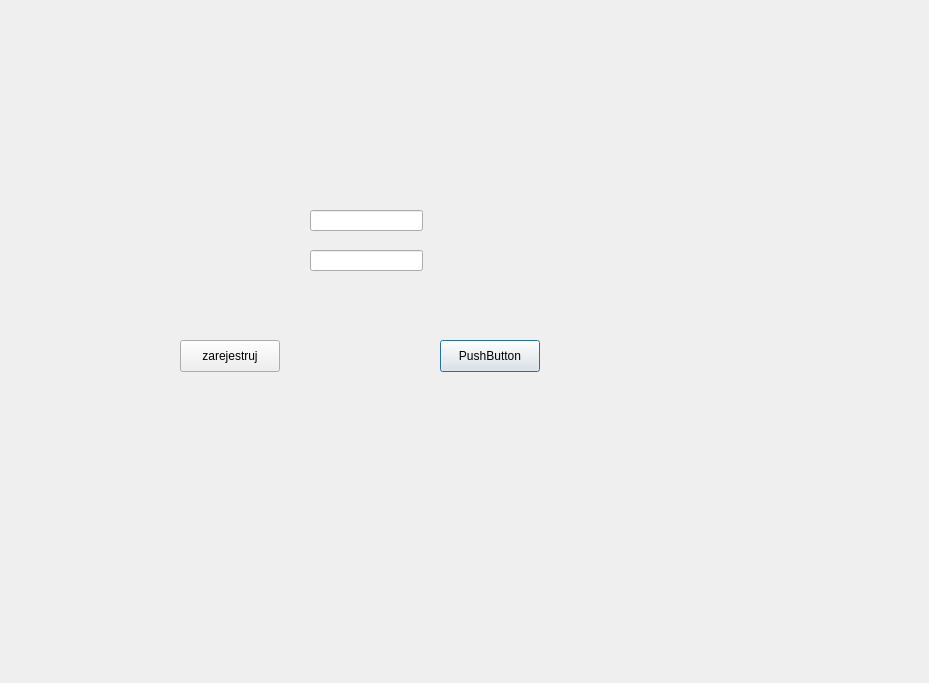
This is PlanMaster/logindialog.ui in nkarolczyk/PlanMaster as Qt 5 draws it before an edit. The edited form follows.
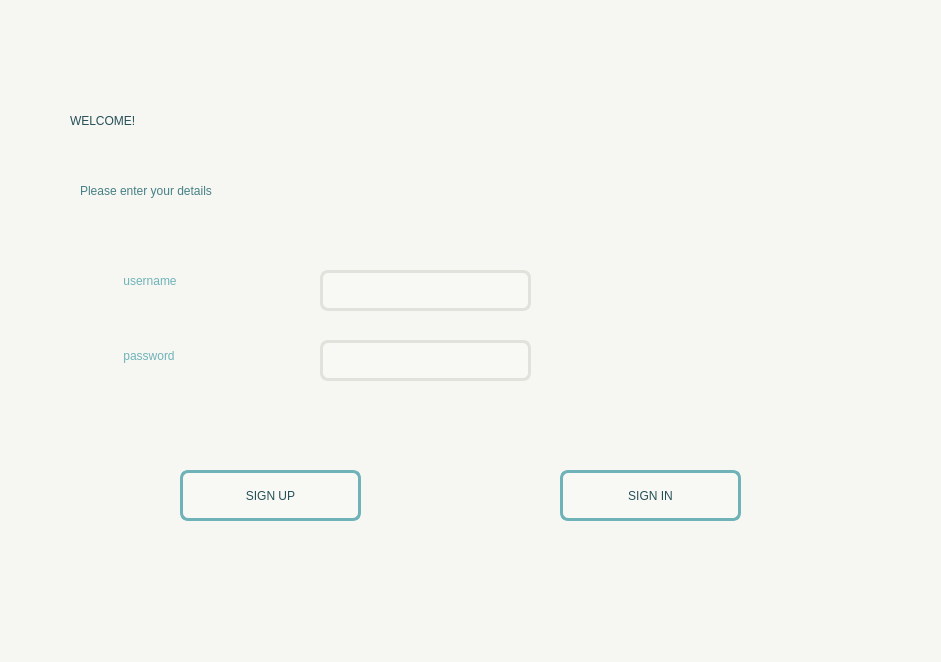
This is the edited form.

Commit message: gui juz ze stylami podgladowe i naprawione wszystkie błedy z main

The edit to the form file:
```diff
--- a/PlanMaster/logindialog.ui
+++ b/PlanMaster/logindialog.ui
@@ -6,57 +6,160 @@
    <rect>
     <x>0</x>
     <y>0</y>
-    <width>929</width>
-    <height>683</height>
+    <width>941</width>
+    <height>662</height>
    </rect>
   </property>
   <property name="windowTitle">
    <string>Dialog</string>
   </property>
-  <widget class="QLineEdit" name="usernameLineEdit">
-   <property name="geometry">
-    <rect>
-     <x>310</x>
-     <y>210</y>
-     <width>113</width>
-     <height>21</height>
-    </rect>
-   </property>
-  </widget>
-  <widget class="QLineEdit" name="passwordLineEdit">
-   <property name="geometry">
-    <rect>
-     <x>310</x>
-     <y>250</y>
-     <width>113</width>
-     <height>21</height>
-    </rect>
-   </property>
-  </widget>
+  <property name="styleSheet">
+   <string notr="true">background-color: #f6f6f2;</string>
+  </property>
   <widget class="QPushButton" name="loginButton">
    <property name="geometry">
     <rect>
-     <x>440</x>
-     <y>340</y>
-     <width>100</width>
-     <height>32</height>
+     <x>560</x>
+     <y>470</y>
+     <width>181</width>
+     <height>51</height>
     </rect>
    </property>
+   <property name="styleSheet">
+    <string notr="true">background-color: #f8f8f4;      
+border: 3px solid #6FB3B8;     
+border-radius: 8px;              
+font: 700 35pt &quot;Optima&quot;;
+color: rgb(38, 80, 87);</string>
+   </property>
    <property name="text">
-    <string>PushButton</string>
+    <string>SIGN IN</string>
    </property>
   </widget>
   <widget class="QPushButton" name="registerButton">
    <property name="geometry">
     <rect>
      <x>180</x>
+     <y>470</y>
+     <width>181</width>
+     <height>51</height>
+    </rect>
+   </property>
+   <property name="styleSheet">
+    <string notr="true">background-color: #f8f8f4;      
+border: 3px solid #6FB3B8;     
+border-radius: 8px;              
+font: 700 35pt &quot;Optima&quot;;
+color: rgb(38, 80, 87);</string>
+   </property>
+   <property name="text">
+    <string>SIGN UP</string>
+   </property>
+  </widget>
+  <widget class="QLabel" name="label">
+   <property name="geometry">
+    <rect>
+     <x>70</x>
+     <y>60</y>
+     <width>431</width>
+     <height>121</height>
+    </rect>
+   </property>
+   <property name="styleSheet">
+    <string notr="true">font: 700 70pt &quot;Optima&quot;;
+color: rgb(38, 80, 87);</string>
+   </property>
+   <property name="text">
+    <string>WELCOME!</string>
+   </property>
+  </widget>
+  <widget class="QLabel" name="label_2">
+   <property name="geometry">
+    <rect>
+     <x>80</x>
+     <y>160</y>
+     <width>781</width>
+     <height>61</height>
+    </rect>
+   </property>
+   <property name="styleSheet">
+    <string notr="true">font: 700 55pt &quot;Optima&quot;;
+color: #468085;</string>
+   </property>
+   <property name="text">
+    <string>Please enter your details</string>
+   </property>
+  </widget>
+  <widget class="QLineEdit" name="usernameLineEdit">
+   <property name="geometry">
+    <rect>
+     <x>320</x>
+     <y>270</y>
+     <width>211</width>
+     <height>41</height>
+    </rect>
+   </property>
+   <property name="styleSheet">
+    <string notr="true">background-color: #f8f8f4;      
+border: 3px solid #e2e2dc;     
+border-radius: 8px;              
+font: 700 22pt &quot;Optima&quot;;
+color: rgb(38, 80, 87); 
+
+</string>
+   </property>
+  </widget>
+  <widget class="QLineEdit" name="passwordLineEdit">
+   <property name="geometry">
+    <rect>
+     <x>320</x>
      <y>340</y>
-     <width>100</width>
-     <height>32</height>
+     <width>211</width>
+     <height>41</height>
     </rect>
    </property>
+   <property name="styleSheet">
+    <string notr="true">background-color: #f8f8f4;      
+border: 3px solid #e2e2dc;     
+border-radius: 8px;              
+font: 700 22pt &quot;Optima&quot;;
+color: rgb(38, 80, 87); 
+
+</string>
+   </property>
+  </widget>
+  <widget class="QLabel" name="usernameLabel">
+   <property name="geometry">
+    <rect>
+     <x>120</x>
+     <y>260</y>
+     <width>151</width>
+     <height>41</height>
+    </rect>
+   </property>
+   <property name="styleSheet">
+    <string notr="true">font: 700 italic 30pt &quot;Optima&quot;;
+color: #6FB3B8;</string>
+   </property>
    <property name="text">
-    <string>zarejestruj</string>
+    <string> username</string>
+   </property>
+  </widget>
+  <widget class="QLabel" name="usernameLabel_2">
+   <property name="geometry">
+    <rect>
+     <x>120</x>
+     <y>330</y>
+     <width>141</width>
+     <height>51</height>
+    </rect>
+   </property>
+   <property name="styleSheet">
+    <string notr="true">font: 700 italic 30pt &quot;Optima&quot;;
+color: #6FB3B8;</string>
+   </property>
+   <property name="text">
+    <string> password</string>
    </property>
   </widget>
  </widget>
```
The commit also changes 5 other files.
